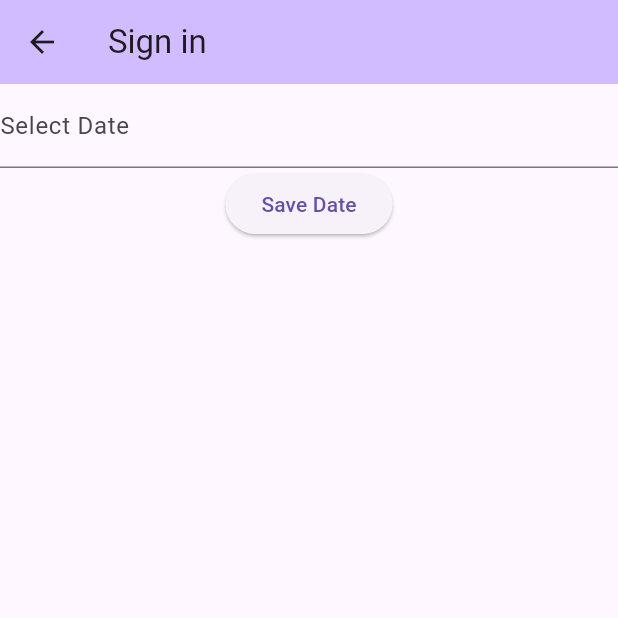
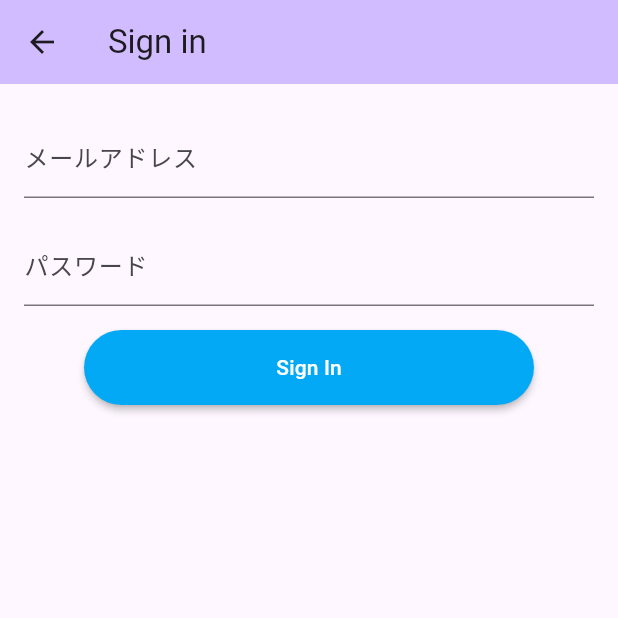
Before and after one commit to takuji-fukumoto/jong_connect, a Flutter app: the SignInPage screen opened directly, on a phone screen of 412 x 824 dp, the top half of it. Run offline on Flutter 3.47's test engine with Material 3 defaults, Android fonts, the phone set to English and light mode, and no system bars; drawn by our look-alikes of flutter_form_builder; our stand-ins replace envied, flutter_riverpod, form_builder_validators, freezed_annotation, go_router, riverpod_annotation and 2 more; accounts and stored records are empty; generated files the repository leaves out were written again; statements that could not run were skipped.

Commit message:
メールアドレス・パスワード認証追加、認証周りの画面遷移・provider追加

```diff
--- a/jong_connect/lib/domain/provider/router.dart
+++ b/jong_connect/lib/domain/provider/router.dart
@@ -3,7 +3,6 @@ import 'package:flutter_riverpod/flutter_riverpod.dart';
 import 'package:riverpod_annotation/riverpod_annotation.dart';
 
 import 'package:go_router/go_router.dart';
-import 'package:jong_connect/domain/provider/user_session.dart';
 
 import '../../presentation/pages/home_page.dart';
 import '../../presentation/pages/sign_in/sign_in_page.dart';
@@ -15,14 +14,12 @@ final routerProvider = Provider(
     routes: [
       GoRoute(
         path: '/',
-        name: 'home',
         builder: (context, state) =>
             const MyHomePage(title: 'Flutter Demo Home Page'),
       ),
       GoRoute(
         path: '/sign_in',
-        name: 'sign_in',
-        builder: (context, state) => const SignInForm(),
+        builder: (context, state) => const SignInPage(),
       ),
     ],
     errorPageBuilder: (context, state) => MaterialPage(
@@ -35,15 +32,15 @@ final routerProvider = Provider(
     ),
     redirect: (BuildContext context, GoRouterState state) {
       print('リダイレクト発生。fullPath: ${state.fullPath}');
-
-      final session = ref.read(userSessionProvider);
+      final session = ref.read(authStateNotifier).authState?.session;
       print('session user id: ${session?.user.id}');
       if (session == null) {
         return state.fullPath == '/sign_in' ? null : '/sign_in';
       }
 
-      return null;
+      // セッションが存在する & ログインページにいる場合はホームに遷移
+      return state.fullPath == '/sign_in' ? '/' : null;
     },
-    refreshListenable: authStateNotifier,
+    refreshListenable: ref.watch(authStateNotifier),
   ),
 );
--- a/jong_connect/lib/domain/provider/user_session.dart
+++ b/jong_connect/lib/domain/provider/user_session.dart
@@ -7,6 +7,7 @@ import '../../util/constants.dart';
 
 part 'user_session.g.dart';
 
+// TODO: 不要であればgファイルと一緒に削除する
 @Riverpod(keepAlive: true)
 class UserSession extends _$UserSession {
   late final StreamSubscription<AuthState> _authStateSubscription;
@@ -25,7 +26,8 @@ class UserSession extends _$UserSession {
   }
 
   Future<AuthResponse> loginWithPassword(String email, String password) async {
-    return await supabase.auth.signInWithPassword(password: password, email: email);
+    return await supabase.auth
+        .signInWithPassword(password: password, email: email);
   }
 
   logout() async {
--- a/jong_connect/lib/presentation/pages/sign_in/sign_in_page.dart
+++ b/jong_connect/lib/presentation/pages/sign_in/sign_in_page.dart
@@ -1,8 +1,54 @@
 import 'package:flutter/material.dart';
 import 'package:flutter_form_builder/flutter_form_builder.dart';
+import 'package:flutter_riverpod/flutter_riverpod.dart';
+import 'package:form_builder_validators/form_builder_validators.dart';
+import 'package:go_router/go_router.dart';
+import 'package:jong_connect/util/constants.dart';
+import 'package:rounded_loading_button_plus/rounded_loading_button.dart';
+import 'package:supabase_flutter/supabase_flutter.dart';
 
-class SignInPage extends StatelessWidget {
+import '../../../usecase/user_auth_use_case.dart';
+
+class SignInPage extends ConsumerStatefulWidget {
   const SignInPage({super.key});
+
+  @override
+  ConsumerState<ConsumerStatefulWidget> createState() => _SignInFormState();
+}
+
+class _SignInFormState extends ConsumerState<SignInPage> {
+  final RoundedLoadingButtonController _btnController =
+      RoundedLoadingButtonController();
+  final _formKey = GlobalKey<FormBuilderState>();
+
+  Future<void> _signIn() async {
+    if (!_formKey.currentState!.saveAndValidate()) {
+      _btnController.reset();
+      return;
+    }
+
+    try {
+      final authState = await ref
+          .read(userAuthUseCaseProvider)
+          .signInWithPassword(_formKey.currentState!.value["email"],
+              _formKey.currentState!.value["password"]);
+      if (authState.session != null && !authState.session!.isExpired) {
+        // TODO: ログイン成功。ホーム画面へ遷移
+        print('ログイン成功');
+        // TODO: ここでホーム画面にリダイレクトするようにする
+        // TODO: go_routerのlistenableが反応してない？要確認
+        // context.go("/");
+      } else {
+        context.showErrorSnackBar(message: unexpectedErrorMessage);
+      }
+    } on AuthException catch (error) {
+      context.showErrorSnackBar(message: error.message);
+    } catch (error) {
+      context.showErrorSnackBar(message: unexpectedErrorMessage);
+    }
+
+    _btnController.reset();
+  }
 
   @override
   Widget build(BuildContext context) {
@@ -11,51 +57,42 @@ class SignInPage extends StatelessWidget {
         backgroundColor: Theme.of(context).colorScheme.inversePrimary,
         title: const Text('Sign in'),
       ),
-      body: const SignInForm(),
-    );
-  }
-}
-
-class SignInForm extends StatefulWidget {
-  const SignInForm({super.key});
-
-  @override
-  State<SignInForm> createState() => _SignInFormState();
-}
-
-class _SignInFormState extends State<SignInForm> {
-  final _formKey = GlobalKey<FormBuilderState>();
-
-  Future<void> _saveDate(DateTime date) async {
-    // セーブ処理
-  }
-
-  @override
-  Widget build(BuildContext context) {
-    return SingleChildScrollView(
-      child: FormBuilder(
+      body: FormBuilder(
         key: _formKey,
-        child: Column(
+        child: ListView(
+          padding: formPadding,
           children: [
-            FormBuilderDateTimePicker(
-              name: 'date',
-              inputType: InputType.date,
-              decoration: InputDecoration(labelText: 'Select Date'),
-              initialDate: DateTime.now(),
-              firstDate: DateTime(2000),
-              lastDate: DateTime(2100),
+            FormBuilderTextField(
+              name: "email",
+              autovalidateMode: AutovalidateMode.onUserInteraction,
+              decoration: const InputDecoration(labelText: 'メールアドレス'),
+              validator: FormBuilderValidators.compose([
+                FormBuilderValidators.required(),
+                FormBuilderValidators.email(),
+              ]),
             ),
-            ElevatedButton(
-              onPressed: () {
-                if (_formKey.currentState!.saveAndValidate()) {
-                  DateTime date = _formKey.currentState!.value['date'];
-                  _saveDate(date);
-                  ScaffoldMessenger.of(context).showSnackBar(
-                    const SnackBar(content: Text('Date saved successfully')),
-                  );
-                }
-              },
-              child: const Text('Save Date'),
+            formSpacer,
+            FormBuilderTextField(
+              name: "password",
+              autovalidateMode: AutovalidateMode.onUserInteraction,
+              obscureText: true,
+              decoration: const InputDecoration(labelText: 'パスワード'),
+              validator: FormBuilderValidators.compose([
+                FormBuilderValidators.required(),
+                FormBuilderValidators.password(
+                  minLength: 6,
+                  minUppercaseCount: 0,
+                  minSpecialCharCount: 0,
+                ),
+              ]),
+            ),
+            formSpacer,
+            RoundedLoadingButton(
+              successIcon: Icons.cloud,
+              failedIcon: Icons.cottage,
+              controller: _btnController,
+              onPressed: () => _signIn(),
+              child: Text('Sign In', style: TextStyle(color: Colors.white)),
             ),
           ],
         ),
--- a/jong_connect/lib/usecase/user_auth_use_case.dart
+++ b/jong_connect/lib/usecase/user_auth_use_case.dart
@@ -20,6 +20,10 @@ class UserAuthUseCase {
     return await supabase.auth.signInAnonymously();
   }
 
+  Future<AuthResponse> signUp(String email, String password) async {
+    return await supabase.auth.signUp(password: password);
+  }
+
   void signOut() async {
     await supabase.auth.signOut();
   }
--- a/jong_connect/lib/util/constants.dart
+++ b/jong_connect/lib/util/constants.dart
@@ -6,7 +6,7 @@ final supabase = Supabase.instance.client;
 
 /// Simple preloader inside a Center widget
 const preloader =
-Center(child: CircularProgressIndicator(color: Colors.orange));
+    Center(child: CircularProgressIndicator(color: Colors.orange));
 
 /// Simple sized box to space out form elements
 const formSpacer = SizedBox(width: 16, height: 16);
@@ -15,7 +15,7 @@ const formSpacer = SizedBox(width: 16, height: 16);
 const formPadding = EdgeInsets.symmetric(vertical: 20, horizontal: 16);
 
 /// Error message to display the user when unexpected error occurs.
-const unexpectedErrorMessage = 'Unexpected error occured.';
+const unexpectedErrorMessage = '不明なエラーが発生しました';
 
 /// Set of extension methods to easily display a snackbar
 extension ShowSnackBar on BuildContext {
--- a/jong_connect/pubspec.yaml
+++ b/jong_connect/pubspec.yaml
@@ -43,6 +43,8 @@ dependencies:
   go_router: ^14.2.3
   supabase_flutter: ^2.5.11
   flutter_form_builder: ^9.4.1
+  form_builder_validators: ^11.0.0
+  rounded_loading_button_plus: ^3.0.1
 
 dev_dependencies:
   flutter_test:
```
Also changed, not shown: jong_connect/lib/domain/provider/auth_state.dart (+16 -12 lines), jong_connect/lib/domain/provider/current_user.dart (+10 -4 lines), jong_connect/lib/presentation/pages/home_page.dart (+11 -3 lines), jong_connect/lib/usecase/register_user_use_case.dart (added, +32 -0 lines), jong_connect/lib/usecase/register_user_use_case.g.dart (added), jong_connect/pubspec.lock.
